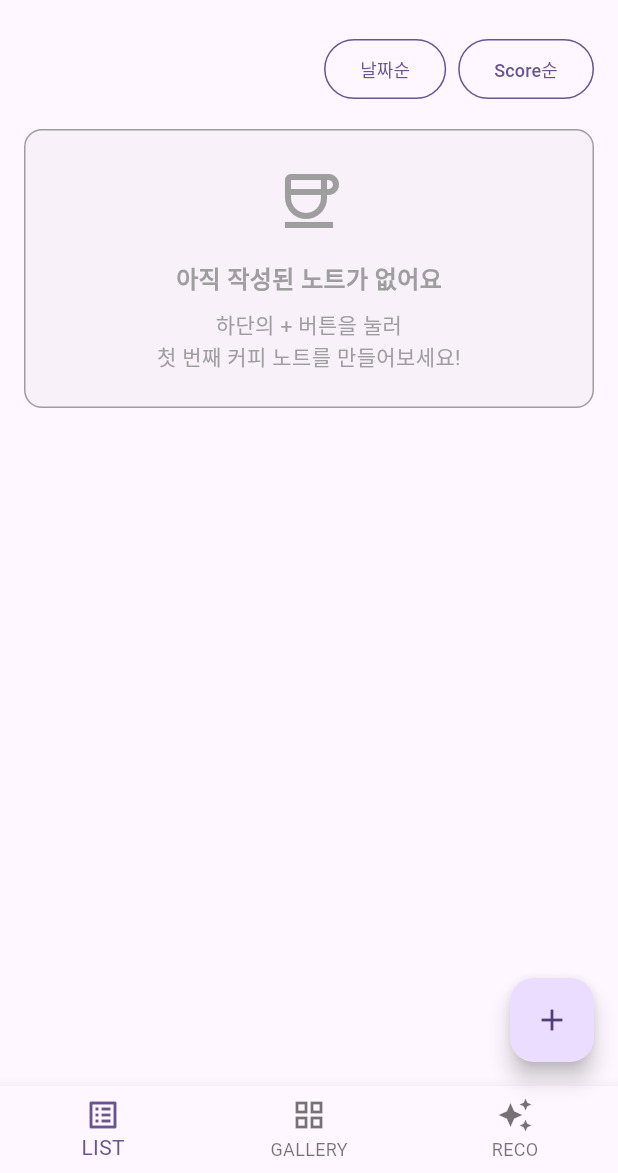
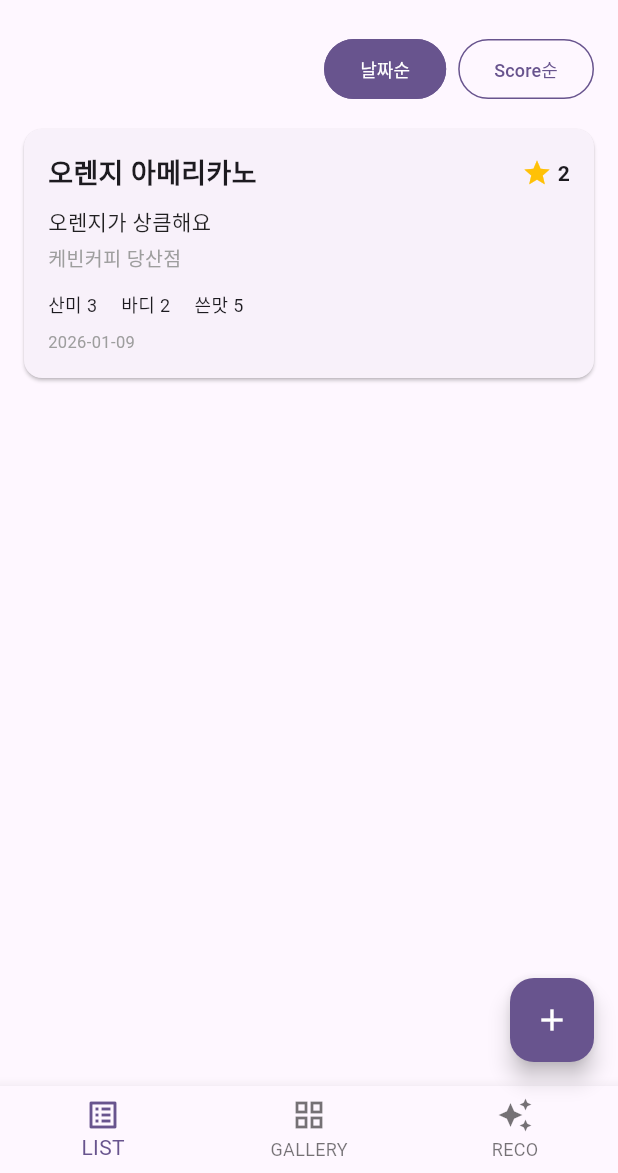
Before and after one commit to latte0415/MADCAMP-W1-Coffee-Note, a Flutter app: the screen it shows after launch, after a tap on the "add" icon, on a phone screen of 412 x 824 dp, the part 63-1236 px from its top. Run offline on Flutter 3.47's test engine with Material 3 defaults, Android fonts, the phone set to English and light mode, and no system bars; our stand-ins replace sqflite; accounts and stored records are empty.

Commit message:
feat: 커피 노트 리스트 생성

```diff
--- a/lib/main.dart
+++ b/lib/main.dart
@@ -4,6 +4,7 @@
 import 'models/note.dart'; // [추가]
 import 'services/note_service.dart'; // [추가]
 import 'package:uuid/uuid.dart'; // [추가] uuid 패키지 필요
+import '../../models/sort_option.dart';
 
 // void main() {
 //   runApp(const MyApp());
@@ -14,7 +15,7 @@
 
   // 앱 실행 시 딱 한 번만 실행되는 테스트 코드
   final service = NoteService.instance;
-  final notes = await service.getAllNotes();
+  final notes = await service.getAllNotes(const DateSortOption());
 
   if (notes.isEmpty) {
     await service.createNote(Note(
--- a/lib/main_page.dart
+++ b/lib/main_page.dart
@@ -1,9 +1,9 @@
 import 'package:flutter/material.dart';
 import 'pages/list_page.dart';
-// import 'pages/gallery_page.dart';
-// import 'pages/recommendation_page.dart';
+import 'pages/gallery_page.dart';
+import 'pages/recommendation_page.dart';
 
-class MainPage extends StatefulWidget { // [수정] 이름을 MainPage로 변경
+class MainPage extends StatefulWidget {
   const MainPage({super.key});
 
   @override
@@ -33,14 +33,6 @@
         appBar: AppBar(
           title: const Text('COFFEE NOTE'),
           centerTitle: true,
-          // 탭 버튼들 (상단 네비게이션 바 역할)
-          // bottom: const TabBar(
-          //   tabs: [
-          //     Tab(icon: Icon(Icons.list_alt), text: 'LIST'),
-          //     Tab(icon: Icon(Icons.grid_view), text: 'GALLERY'),
-          //     Tab(icon: Icon(Icons.auto_awesome), text: 'RECO'),
-          //   ],
-          // ),
         ),
         // [변경] TabBarView 대신, 선택된 인덱스의 페이지를 보여줍니다.
         body: _pages[_selectedIndex],
@@ -56,11 +48,21 @@
           ],
         ),
 
-        // 공통 추가 버튼 (1-1-0 기능으로 연결 예정)
+        // 추가 버튼 (1-1-0 기능으로 연결 예정)
         floatingActionButton: FloatingActionButton(
-          onPressed: () {}, // 지금은 숫자가 올라가지만, 나중에 노트 추가로 바꿀 거예요!
+          onPressed: () {
+            // showModalBottomSheet(
+            //   context: context,
+            //   isScrollControlled: true, // 키보드 가림 방지 및 높이 조절
+            //   shape: const RoundedRectangleBorder(
+            //     borderRadius: BorderRadius.vertical(top: Radius.circular(25)),
+            //   ),
+            //   builder: (context) => const NoteCreatePopup(),
+            // ).then((_) => setState(() {})); // 팝업 닫히면 리스트 새로고침
+          },
+          backgroundColor: Theme.of(context).primaryColor,
           tooltip: 'Add Note',
-          child: const Icon(Icons.add),
+          child: const Icon(Icons.add, color: Colors.white),
         ),
       );
   }
--- a/lib/models/sort_option.dart
+++ b/lib/models/sort_option.dart
@@ -11,7 +11,7 @@
 
     @override
     String toSqlOrderBy() {
-        return 'drank_at ${ascending ? 'ASC' : 'DESC'}';
+        return 'drankAt ${ascending ? 'ASC' : 'DESC'}';
     }
 }
 
--- a/lib/pages/list_page.dart
+++ b/lib/pages/list_page.dart
@@ -1,9 +1,35 @@
 import 'package:flutter/material.dart';
 import '../../models/note.dart';
+import '../../models/sort_option.dart'; // [추가]
 import '../../services/note_service.dart';
 
-class ListPage extends StatelessWidget {
+// [변경] StatefulWidget으로 전환
+class ListPage extends StatefulWidget {
   const ListPage({super.key});
+
+  @override
+  State<ListPage> createState() => _ListPageState();
+}
+
+class _ListPageState extends State<ListPage> {
+  // [추가] 현재 선택된 정렬 옵션 상태 (기본값: 날짜 최신순)
+  SortOption _currentSort = const DateSortOption(ascending: false);
+
+  // [추가] 데이터를 가져와서 현재 옵션에 맞게 정렬하는 함수
+  Future<List<Note>> _getSortedNotes() async {
+    final notes = await NoteService.instance.getAllNotes(_currentSort);
+
+    if (_currentSort is DateSortOption) {
+      notes.sort((a, b) => _currentSort.ascending
+          ? a.drankAt.compareTo(b.drankAt)
+          : b.drankAt.compareTo(a.drankAt));
+    } else if (_currentSort is ScoreSortOption) {
+      notes.sort((a, b) => _currentSort.ascending
+          ? a.score.compareTo(b.score)
+          : b.score.compareTo(a.score));
+    }
+    return notes;
+  }
 
   @override
   Widget build(BuildContext context) {
@@ -15,9 +41,10 @@
           child: Row(
             mainAxisAlignment: MainAxisAlignment.end,
             children: [
-              _sortButton(context, "날짜순"),
+              // [변경] 각 버튼에 정렬 객체를 전달
+              _sortButton("날짜순", const DateSortOption(ascending: false)),
               const SizedBox(width: 8),
-              _sortButton(context, "Score순"),
+              _sortButton("Score순", const ScoreSortOption(ascending: false)),
             ],
           ),
         ),
@@ -25,7 +52,8 @@
         // 2. FutureBuilder 영역
         Expanded(
           child: FutureBuilder<List<Note>>(
-            future: NoteService.instance.getAllNotes(),
+            // [변경] 직접 Service를 부르지 않고 정렬 로직이 포함된 함수 호출
+            future: _getSortedNotes(),
             builder: (context, snapshot) {
               if (snapshot.connectionState == ConnectionState.waiting) {
                 return const Center(child: CircularProgressIndicator());
@@ -57,6 +85,36 @@
     );
   }
 
+  // [변경] context를 직접 쓰지 않고 클래스 멤버로 사용하며, 정렬 옵션을 인자로 받음
+  Widget _sortButton(String label, SortOption option) {
+    // 현재 선택된 정렬 타입인지 확인 (is 연산자로 타입 비교)
+    bool isSelected = (_currentSort.runtimeType == option.runtimeType);
+    Color primaryColor = Theme.of(context).primaryColor;
+
+    return OutlinedButton(
+      onPressed: () {
+        // [핵심] 버튼 클릭 시 상태 변경 및 UI 갱신
+        setState(() {
+          _currentSort = option;
+        });
+      },
+      style: OutlinedButton.styleFrom(
+        shape: const StadiumBorder(),
+        // 선택되었을 때 배경색을 보라색으로 채움
+        backgroundColor: isSelected ? primaryColor : Colors.transparent,
+        side: BorderSide(color: primaryColor),
+      ),
+      child: Text(
+        label,
+        style: TextStyle(
+          // 선택되었을 때 글자색을 흰색으로 변경
+          color: isSelected ? Colors.white : primaryColor,
+          fontSize: 12,
+        ),
+      ),
+    );
+  }
+
   Widget _buildEmptyGuideCard() {
     return Card(
       margin: const EdgeInsets.symmetric(horizontal: 16, vertical: 8),
@@ -71,16 +129,11 @@
           children: [
             const Icon(Icons.coffee_outlined, size: 48, color: Colors.grey),
             const SizedBox(height: 16),
-            const Text(
-              "아직 작성된 노트가 없어요",
-              style: TextStyle(fontSize: 16, fontWeight: FontWeight.bold, color: Colors.grey),
-            ),
+            const Text("아직 작성된 노트가 없어요",
+                style: TextStyle(fontSize: 16, fontWeight: FontWeight.bold, color: Colors.grey)),
             const SizedBox(height: 8),
-            const Text(
-              "하단의 + 버튼을 눌러\n첫 번째 커피 노트를 만들어보세요!",
-              textAlign: TextAlign.center,
-              style: TextStyle(fontSize: 14, color: Colors.grey),
-            ),
+            const Text("하단의 + 버튼을 눌러\n첫 번째 커피 노트를 만들어보세요!",
+                textAlign: TextAlign.center, style: TextStyle(fontSize: 14, color: Colors.grey)),
           ],
         ),
       ),
@@ -136,21 +189,4 @@
       child: Text("$label $value", style: const TextStyle(fontSize: 12)),
     );
   }
-
-  Widget _sortButton(BuildContext context, String label) {
-    return OutlinedButton(
-      onPressed: () {},
-      style: OutlinedButton.styleFrom(
-        shape: const StadiumBorder(),
-        side: BorderSide(color: Theme.of(context).primaryColor),
-      ),
-      child: Text(
-        label,
-        style: TextStyle(
-          color: Theme.of(context).primaryColor,
-          fontSize: 12,
-        ),
-      ),
-    );
-  }
 }
```
Also changed, not shown: lib/pages/modals/creation_modal.dart (+142 -0 lines).
